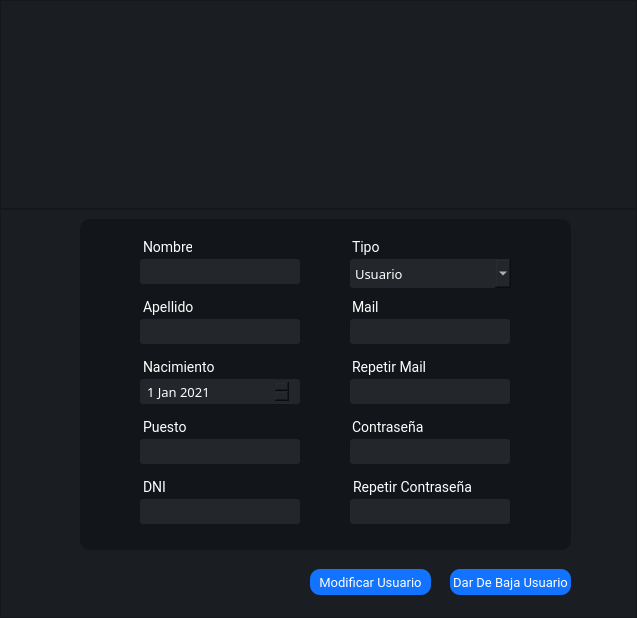
Old version of the form Interfaces/main/Ui/bm_user.ui in the repository juanignaciocansillieri/bullsoft.
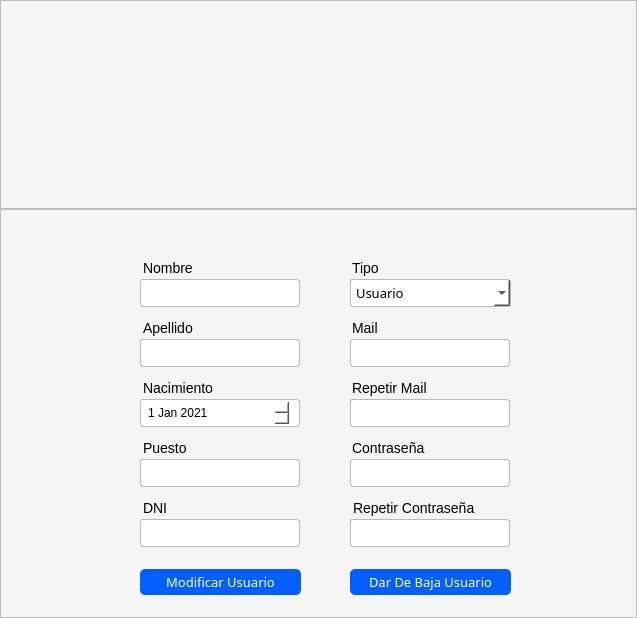
New version of the form. Icons and pictures are not drawn.

Diff of the .ui file:
```diff
--- a/Interfaces/main/Ui/bm_user.ui
+++ b/Interfaces/main/Ui/bm_user.ui
@@ -45,7 +45,7 @@
        </size>
       </property>
       <property name="styleSheet">
-       <string notr="true">background: #1a1e23;</string>
+       <string notr="true">background: #f5f5f5;</string>
       </property>
       <property name="frameShape">
        <enum>QFrame::StyledPanel</enum>
@@ -56,7 +56,7 @@
       <widget class="QLabel" name="label">
        <property name="geometry">
         <rect>
-         <x>190</x>
+         <x>220</x>
          <y>20</y>
          <width>221</width>
          <height>181</height>
@@ -89,7 +89,7 @@
        </size>
       </property>
       <property name="styleSheet">
-       <string notr="true">background: #1a1e23;
+       <string notr="true">background: #f5f5f5;
 </string>
       </property>
       <property name="frameShape">
@@ -98,36 +98,76 @@
       <property name="frameShadow">
        <enum>QFrame::Raised</enum>
       </property>
-      <widget class="QFrame" name="frame_3">
+      <widget class="QPushButton" name="modificarprod_btn">
        <property name="geometry">
         <rect>
-         <x>80</x>
-         <y>10</y>
-         <width>491</width>
-         <height>331</height>
+         <x>140</x>
+         <y>360</y>
+         <width>161</width>
+         <height>26</height>
         </rect>
        </property>
-       <property name="maximumSize">
-        <size>
-         <width>16777215</width>
-         <height>400</height>
-        </size>
+       <property name="font">
+        <font>
+         <family>Cairo</family>
+         <pointsize>10</pointsize>
+        </font>
        </property>
        <property name="styleSheet">
-        <string notr="true">background: #12151a;border-radius: 10px;
-</string>
+        <string notr="true">QPushButton{
+background-color: #055ffc;
+color:#fff;
+border-radius: 5px;
+text-align:center;
+}
+
+QPushButton:hover{
+
+}</string>
        </property>
-       <property name="frameShape">
-        <enum>QFrame::StyledPanel</enum>
+       <property name="text">
+        <string>Modificar Usuario</string>
        </property>
-       <property name="frameShadow">
-        <enum>QFrame::Raised</enum>
+      </widget>
+      <widget class="QPushButton" name="eliminarprod_btn">
+       <property name="geometry">
+        <rect>
+         <x>350</x>
+         <y>360</y>
+         <width>161</width>
+         <height>26</height>
+        </rect>
        </property>
-       <widget class="QLabel" name="label_mail">
+       <property name="font">
+        <font>
+         <family>Cairo</family>
+         <pointsize>10</pointsize>
+        </font>
+       </property>
+       <property name="cursor">
+        <cursorShape>PointingHandCursor</cursorShape>
+       </property>
+       <property name="styleSheet">
+        <string notr="true">QPushButton{
+background-color: #055ffc;
+color:#fff;
+border-radius: 5px;
+text-align:center;
+}
+
+QPushButton:hover{
+
+}</string>
+       </property>
+       <property name="text">
+        <string>Dar De Baja Usuario</string>
+       </property>
+      </widget>
+      <widget class="QLabel" name="label_rep_mail">
         <property name="geometry">
          <rect>
-          <x>259</x>
-          <y>70</y>
+         <x>339</x>
+         <y>160</y>
           <width>90</width>
           <height>27</height>
          </rect>
@@ -140,30 +180,27 @@
         </property>
         <property name="font">
          <font>
-          <family>Roboto</family>
           <pointsize>-1</pointsize>
          </font>
         </property>
         <property name="styleSheet">
-         <string notr="true">font-family: Roboto;
-font-size: 14px;
-color: #fff;
+        <string notr="true">font-size: 14px;
 margin-top:10px;
 margin-left:10px
 
 </string>
         </property>
         <property name="text">
-         <string>Mail</string>
+        <string>Repetir Mail</string>
         </property>
        </widget>
        <widget class="QLineEdit" name="apellido_input">
         <property name="geometry">
          <rect>
-          <x>50</x>
-          <y>100</y>
+         <x>130</x>
+         <y>130</y>
           <width>170</width>
-          <height>25</height>
+         <height>28</height>
          </rect>
         </property>
         <property name="minimumSize">
@@ -175,46 +212,170 @@
         <property name="maximumSize">
          <size>
           <width>16777215</width>
-          <height>25</height>
-         </size>
-        </property>
+         <height>28</height>
+        </size>
+       </property>
+       <property name="font">
+        <font>
+         <family>Cairo</family>
+         <pointsize>-1</pointsize>
+         <weight>50</weight>
+         <bold>false</bold>
+        </font>
+       </property>
         <property name="styleSheet">
          <string notr="true">QLineEdit{
-background-color: #23262b;
 border-radius: 3px;
 padding: 4 5px;
-color: #fff;
-font-family:Roboto;
-border: none;
 font-size:13px;
 font-weight: 400;
 margin-left: 10px;
 
+background-color: #fff;
+border: 1px solid #b8b9bd;
+
 }</string>
         </property>
         <property name="placeholderText">
          <string/>
         </property>
        </widget>
+      <widget class="QLineEdit" name="nombre_input_2">
+       <property name="geometry">
+        <rect>
+         <x>130</x>
+         <y>70</y>
+         <width>170</width>
+         <height>28</height>
+        </rect>
+       </property>
+       <property name="minimumSize">
+        <size>
+         <width>0</width>
+         <height>0</height>
+        </size>
+       </property>
+       <property name="maximumSize">
+        <size>
+         <width>16777215</width>
+         <height>31</height>
+        </size>
+       </property>
+       <property name="font">
+        <font>
+         <family>Cairo</family>
+         <pointsize>-1</pointsize>
+         <weight>50</weight>
+         <bold>false</bold>
+        </font>
+       </property>
+       <property name="styleSheet">
+        <string notr="true">QLineEdit{
+background-color: #fff;
+border-radius: 3px;
+padding: 4 5px;
+border: 1px solid #b8b9bd;
+font-size:13px;
+font-weight: 400;
+margin-left: 10px;
+
+}
+</string>
+       </property>
+       <property name="text">
+        <string/>
+       </property>
+       <property name="placeholderText">
+        <string/>
+       </property>
+      </widget>
+      <widget class="QComboBox" name="tipo_cb">
+       <property name="geometry">
+        <rect>
+         <x>340</x>
+         <y>70</y>
+         <width>171</width>
+         <height>28</height>
+        </rect>
+       </property>
+       <property name="sizePolicy">
+        <sizepolicy hsizetype="Preferred" vsizetype="Fixed">
+         <horstretch>0</horstretch>
+         <verstretch>0</verstretch>
+        </sizepolicy>
+       </property>
+       <property name="minimumSize">
+        <size>
+         <width>120</width>
+         <height>0</height>
+        </size>
+       </property>
+       <property name="font">
+        <font>
+         <family>Cairo</family>
+         <pointsize>-1</pointsize>
+        </font>
+       </property>
+       <property name="styleSheet">
+        <string notr="true">
+background-color: #fff;
+border: 1px solid #b8b9bd;
+border-radius: 3px;
+padding: 4 5px;
+font-size:13px;
+margin-left: 10px;
+</string>
+       </property>
+       <property name="currentText">
+        <string>Usuario</string>
+       </property>
+       <property name="currentIndex">
+        <number>0</number>
+       </property>
+       <property name="maxVisibleItems">
+        <number>2</number>
+       </property>
+       <property name="insertPolicy">
+        <enum>QComboBox::InsertAfterCurrent</enum>
+       </property>
+       <property name="duplicatesEnabled">
+        <bool>false</bool>
+       </property>
+       <property name="frame">
+        <bool>true</bool>
+       </property>
+       <item>
+        <property name="text">
+         <string>Usuario</string>
+        </property>
+       </item>
+       <item>
+        <property name="text">
+         <string>Administrador</string>
+        </property>
+       </item>
+       <item>
+        <property name="text">
+         <string/>
+        </property>
+       </item>
+      </widget>
        <widget class="QLabel" name="label_apellido">
         <property name="geometry">
          <rect>
-          <x>50</x>
-          <y>70</y>
+         <x>130</x>
+         <y>100</y>
           <width>67</width>
           <height>27</height>
          </rect>
         </property>
         <property name="font">
          <font>
-          <family>Roboto</family>
           <pointsize>-1</pointsize>
          </font>
         </property>
         <property name="styleSheet">
-         <string notr="true">font-family: Roboto;
-font-size: 14px;
-color: #fff;
+        <string notr="true">font-size: 14px;
 margin-top:10px;
 margin-left:10px
 
@@ -224,75 +385,13 @@
          <string>Apellido</string>
         </property>
        </widget>
-       <widget class="QLabel" name="label_tipo">
+      <widget class="QLineEdit" name="mail_input">
         <property name="geometry">
          <rect>
-          <x>259</x>
-          <y>10</y>
-          <width>90</width>
-          <height>27</height>
-         </rect>
-        </property>
-        <property name="maximumSize">
-         <size>
-          <width>90</width>
-          <height>16777215</height>
-         </size>
-        </property>
-        <property name="font">
-         <font>
-          <family>Roboto</family>
-          <pointsize>-1</pointsize>
-         </font>
-        </property>
-        <property name="styleSheet">
-         <string notr="true">font-family: Roboto;
-font-size: 14px;
-color: #fff;
-margin-top:10px;
-margin-left:10px
-
-</string>
-        </property>
-        <property name="text">
-         <string>Tipo</string>
-        </property>
-       </widget>
-       <widget class="QLabel" name="label_nombre">
-        <property name="geometry">
-         <rect>
-          <x>50</x>
-          <y>10</y>
-          <width>62</width>
-          <height>27</height>
-         </rect>
-        </property>
-        <property name="font">
-         <font>
-          <family>Roboto</family>
-          <pointsize>-1</pointsize>
-         </font>
-        </property>
-        <property name="styleSheet">
-         <string notr="true">font-family: Roboto;
-font-size: 14px;
-color: #fff;
-margin-top:10px;
-margin-left:10px
-
-</string>
-        </property>
-        <property name="text">
-         <string>Nombre</string>
-        </property>
-       </widget>
-       <widget class="QLineEdit" name="nombre_input_2">
-        <property name="geometry">
-         <rect>
-          <x>50</x>
-          <y>40</y>
+         <x>340</x>
+         <y>130</y>
           <width>170</width>
-          <height>25</height>
+         <height>28</height>
          </rect>
         </property>
         <property name="minimumSize">
@@ -304,36 +403,70 @@
         <property name="maximumSize">
          <size>
           <width>16777215</width>
-          <height>25</height>
-         </size>
-        </property>
+         <height>28</height>
+        </size>
+       </property>
+       <property name="font">
+        <font>
+         <family>Cairo</family>
+         <pointsize>-1</pointsize>
+         <weight>50</weight>
+         <bold>false</bold>
+        </font>
+       </property>
         <property name="styleSheet">
          <string notr="true">QLineEdit{
-background-color: #23262b;
 border-radius: 3px;
 padding: 4 5px;
-color: #fff;
-font-family:Roboto;
-border: none;
 font-size:13px;
 font-weight: 400;
 margin-left: 10px;
 
+background-color: #fff;
+border: 1px solid #b8b9bd;
 }
 </string>
         </property>
-        <property name="text">
-         <string/>
-        </property>
         <property name="placeholderText">
          <string/>
         </property>
        </widget>
+      <widget class="QLabel" name="label_mail">
+       <property name="geometry">
+        <rect>
+         <x>339</x>
+         <y>100</y>
+         <width>90</width>
+         <height>27</height>
+        </rect>
+       </property>
+       <property name="maximumSize">
+        <size>
+         <width>90</width>
+         <height>16777215</height>
+        </size>
+       </property>
+       <property name="font">
+        <font>
+         <pointsize>-1</pointsize>
+        </font>
+       </property>
+       <property name="styleSheet">
+        <string notr="true">font-size: 14px;
+margin-top:10px;
+margin-left:10px
+
+</string>
+       </property>
+       <property name="text">
+        <string>Mail</string>
+       </property>
+      </widget>
        <widget class="QLabel" name="label_password">
         <property name="geometry">
          <rect>
-          <x>259</x>
-          <y>190</y>
+         <x>339</x>
+         <y>220</y>
           <width>154</width>
           <height>27</height>
          </rect>
@@ -346,14 +479,12 @@
         </property>
         <property name="font">
          <font>
-          <family>Roboto</family>
           <pointsize>-1</pointsize>
          </font>
         </property>
         <property name="styleSheet">
-         <string notr="true">font-family: Roboto;
+        <string notr="true">
 font-size: 14px;
-color: #fff;
 margin-top:10px;
 margin-left:10px
 
@@ -363,25 +494,102 @@
          <string>Contraseña</string>
         </property>
        </widget>
+      <widget class="QLineEdit" name="dni_input">
+       <property name="geometry">
+        <rect>
+         <x>130</x>
+         <y>310</y>
+         <width>170</width>
+         <height>28</height>
+        </rect>
+       </property>
+       <property name="minimumSize">
+        <size>
+         <width>0</width>
+         <height>0</height>
+        </size>
+       </property>
+       <property name="maximumSize">
+        <size>
+         <width>16777215</width>
+         <height>28</height>
+        </size>
+       </property>
+       <property name="font">
+        <font>
+         <family>Cairo</family>
+         <pointsize>-1</pointsize>
+         <weight>50</weight>
+         <bold>false</bold>
+        </font>
+       </property>
+       <property name="styleSheet">
+        <string notr="true">QLineEdit{
+background-color: #23262b;
+border-radius: 3px;
+padding: 4 5px;
+border: none;
+font-size:13px;
+font-weight: 400;
+margin-left: 10px;
+
+background-color: #fff;
+border: 1px solid #b8b9bd;
+}
+</string>
+       </property>
+       <property name="placeholderText">
+        <string/>
+       </property>
+      </widget>
+      <widget class="QLabel" name="label_rep_password">
+       <property name="geometry">
+        <rect>
+         <x>340</x>
+         <y>280</y>
+         <width>158</width>
+         <height>27</height>
+        </rect>
+       </property>
+       <property name="maximumSize">
+        <size>
+         <width>500</width>
+         <height>16777215</height>
+        </size>
+       </property>
+       <property name="font">
+        <font>
+         <pointsize>-1</pointsize>
+        </font>
+       </property>
+       <property name="styleSheet">
+        <string notr="true">
+font-size: 14px;
+margin-top:10px;
+margin-left:10px
+
+</string>
+       </property>
+       <property name="text">
+        <string>Repetir Contraseña</string>
+       </property>
+      </widget>
        <widget class="QLabel" name="label_dni">
         <property name="geometry">
          <rect>
-          <x>50</x>
-          <y>250</y>
+         <x>130</x>
+         <y>280</y>
           <width>71</width>
           <height>27</height>
          </rect>
         </property>
         <property name="font">
          <font>
-          <family>Roboto</family>
           <pointsize>-1</pointsize>
          </font>
         </property>
         <property name="styleSheet">
-         <string notr="true">font-family: Roboto;
-font-size: 14px;
-color: #fff;
+        <string notr="true">font-size: 14px;
 margin-top:10px;
 margin-left:10px
 
@@ -391,39 +599,62 @@
          <string>DNI</string>
         </property>
        </widget>
-       <widget class="QLabel" name="label_nacimiento">
+      <widget class="QLineEdit" name="pass_input">
         <property name="geometry">
          <rect>
-          <x>50</x>
-          <y>130</y>
-          <width>91</width>
-          <height>27</height>
-         </rect>
-        </property>
+         <x>340</x>
+         <y>250</y>
+         <width>170</width>
+         <height>28</height>
+        </rect>
+       </property>
+       <property name="minimumSize">
+        <size>
+         <width>0</width>
+         <height>0</height>
+        </size>
+       </property>
+       <property name="maximumSize">
+        <size>
+         <width>16777215</width>
+         <height>28</height>
+        </size>
+       </property>
         <property name="font">
          <font>
-          <family>Roboto</family>
+         <family>Cairo</family>
           <pointsize>-1</pointsize>
+         <weight>50</weight>
+         <bold>false</bold>
          </font>
         </property>
         <property name="styleSheet">
-         <string notr="true">font-family: Roboto;
-font-size: 14px;
-color: #fff;
-margin-top:10px;
-margin-left:10px
+        <string notr="true">QLineEdit{
+background-color: #23262b;
+border-radius: 3px;
+padding: 4 5px;
+border: none;
+font-size:13px;
+font-weight: 400;
+margin-left: 10px;
 
+background-color: #fff;
+border: 1px solid #b8b9bd;
+}
 </string>
         </property>
-        <property name="text">
-         <string>Nacimiento</string>
-        </property>
-       </widget>
-       <widget class="QLabel" name="label_rep_mail">
+       <property name="echoMode">
+        <enum>QLineEdit::Password</enum>
+       </property>
+       <property name="placeholderText">
+        <string/>
+       </property>
+      </widget>
+      <widget class="QLabel" name="label_tipo">
         <property name="geometry">
          <rect>
-          <x>259</x>
-          <y>130</y>
+         <x>339</x>
+         <y>40</y>
           <width>90</width>
           <height>27</height>
          </rect>
@@ -436,30 +667,27 @@
         </property>
         <property name="font">
          <font>
-          <family>Roboto</family>
           <pointsize>-1</pointsize>
          </font>
         </property>
         <property name="styleSheet">
-         <string notr="true">font-family: Roboto;
-font-size: 14px;
-color: #fff;
+        <string notr="true">font-size: 14px;
 margin-top:10px;
 margin-left:10px
 
 </string>
         </property>
         <property name="text">
-         <string>Repetir Mail</string>
+        <string>Tipo</string>
         </property>
        </widget>
        <widget class="QLineEdit" name="puesto_input">
         <property name="geometry">
          <rect>
-          <x>50</x>
-          <y>220</y>
+         <x>130</x>
+         <y>250</y>
           <width>170</width>
-          <height>25</height>
+         <height>28</height>
          </rect>
         </property>
         <property name="minimumSize">
@@ -471,21 +699,29 @@
         <property name="maximumSize">
          <size>
           <width>16777215</width>
-          <height>25</height>
-         </size>
-        </property>
+         <height>28</height>
+        </size>
+       </property>
+       <property name="font">
+        <font>
+         <family>Cairo</family>
+         <pointsize>-1</pointsize>
+         <weight>50</weight>
+         <bold>false</bold>
+        </font>
+       </property>
         <property name="styleSheet">
          <string notr="true">QLineEdit{
 background-color: #23262b;
 border-radius: 3px;
 padding: 4 5px;
-color: #fff;
-font-family:Roboto;
 border: none;
 font-size:13px;
 font-weight: 400;
 margin-left: 10px;
 
+background-color: #fff;
+border: 1px solid #b8b9bd;
 }
 </string>
         </property>
@@ -493,25 +729,49 @@
          <string/>
         </property>
        </widget>
+      <widget class="QLabel" name="label_nombre">
+       <property name="geometry">
+        <rect>
+         <x>130</x>
+         <y>40</y>
+         <width>71</width>
+         <height>27</height>
+        </rect>
+       </property>
+       <property name="font">
+        <font>
+         <pointsize>-1</pointsize>
+        </font>
+       </property>
+       <property name="styleSheet">
+        <string notr="true">
+font-size: 14px;
+
+margin-top:10px;
+margin-left:10px
+
+</string>
+       </property>
+       <property name="text">
+        <string>Nombre</string>
+       </property>
+      </widget>
        <widget class="QLabel" name="label_puesto">
         <property name="geometry">
          <rect>
-          <x>50</x>
-          <y>190</y>
+         <x>130</x>
+         <y>220</y>
           <width>84</width>
           <height>27</height>
          </rect>
         </property>
         <property name="font">
          <font>
-          <family>Roboto</family>
           <pointsize>-1</pointsize>
          </font>
         </property>
         <property name="styleSheet">
-         <string notr="true">font-family: Roboto;
-font-size: 14px;
-color: #fff;
+        <string notr="true">font-size: 14px;
 margin-top:10px;
 margin-left:10px
 
@@ -524,22 +784,26 @@
        <widget class="QDateEdit" name="nacimiento_date">
         <property name="geometry">
          <rect>
-          <x>50</x>
-          <y>160</y>
+         <x>130</x>
+         <y>190</y>
           <width>170</width>
-          <height>25</height>
-         </rect>
-        </property>
+         <height>28</height>
+        </rect>
+       </property>
+       <property name="font">
+        <font>
+         <pointsize>-1</pointsize>
+        </font>
+       </property>
         <property name="styleSheet">
          <string notr="true">
-background-color: #23262b;
 border-radius: 3px;
 padding: 4 5px;
-color: #fff;
-font-family:Roboto lt;
-border: none;
-font-size:13px;
-margin-left: 10px;</string>
+font-size:12px;
+margin-left: 10px;
+
+background-color: #fff;
+border: 1px solid #b8b9bd;</string>
         </property>
         <property name="dateTime">
          <datetime>
@@ -552,210 +816,39 @@
          </datetime>
         </property>
        </widget>
-       <widget class="QLineEdit" name="dni_input">
+      <widget class="QLabel" name="label_nacimiento">
         <property name="geometry">
          <rect>
-          <x>50</x>
-          <y>280</y>
-          <width>170</width>
-          <height>25</height>
-         </rect>
-        </property>
-        <property name="minimumSize">
-         <size>
-          <width>0</width>
-          <height>0</height>
-         </size>
-        </property>
-        <property name="maximumSize">
-         <size>
-          <width>16777215</width>
-          <height>25</height>
-         </size>
-        </property>
-        <property name="styleSheet">
-         <string notr="true">QLineEdit{
-background-color: #23262b;
-border-radius: 3px;
-padding: 4 5px;
-color: #fff;
-font-family:Roboto;
-border: none;
-font-size:13px;
-font-weight: 400;
-margin-left: 10px;
-
-}
-</string>
-        </property>
-        <property name="placeholderText">
-         <string/>
-        </property>
-       </widget>
-       <widget class="QLineEdit" name="mail_input">
-        <property name="geometry">
-         <rect>
-          <x>260</x>
-          <y>100</y>
-          <width>170</width>
-          <height>25</height>
-         </rect>
-        </property>
-        <property name="minimumSize">
-         <size>
-          <width>0</width>
-          <height>0</height>
-         </size>
-        </property>
-        <property name="maximumSize">
-         <size>
-          <width>16777215</width>
-          <height>25</height>
-         </size>
-        </property>
-        <property name="styleSheet">
-         <string notr="true">QLineEdit{
-background-color: #23262b;
-border-radius: 3px;
-padding: 4 5px;
-color: #fff;
-font-family:Roboto;
-border: none;
-font-size:13px;
-font-weight: 400;
-margin-left: 10px;
-
-}
-</string>
-        </property>
-        <property name="placeholderText">
-         <string/>
-        </property>
-       </widget>
-       <widget class="QLineEdit" name="mail_rep_input">
-        <property name="geometry">
-         <rect>
-          <x>260</x>
+         <x>130</x>
           <y>160</y>
-          <width>170</width>
-          <height>25</height>
-         </rect>
-        </property>
-        <property name="minimumSize">
-         <size>
-          <width>0</width>
-          <height>0</height>
-         </size>
-        </property>
-        <property name="maximumSize">
-         <size>
-          <width>16777215</width>
-          <height>25</height>
-         </size>
-        </property>
-        <property name="styleSheet">
-         <string notr="true">QLineEdit{
-background-color: #23262b;
-border-radius: 3px;
-padding: 4 5px;
-color: #fff;
-font-family:Roboto;
-border: none;
-font-size:13px;
-font-weight: 400;
-margin-left: 10px;
-
-}
-</string>
-        </property>
-        <property name="placeholderText">
-         <string/>
-        </property>
-       </widget>
-       <widget class="QLabel" name="label_rep_password">
-        <property name="geometry">
-         <rect>
-          <x>260</x>
-          <y>250</y>
-          <width>158</width>
+         <width>91</width>
           <height>27</height>
          </rect>
         </property>
-        <property name="maximumSize">
-         <size>
-          <width>500</width>
-          <height>16777215</height>
-         </size>
-        </property>
         <property name="font">
          <font>
-          <family>Roboto</family>
           <pointsize>-1</pointsize>
          </font>
         </property>
         <property name="styleSheet">
-         <string notr="true">font-family: Roboto;
+        <string notr="true">
 font-size: 14px;
-color: #fff;
 margin-top:10px;
 margin-left:10px
 
 </string>
         </property>
         <property name="text">
-         <string>Repetir Contraseña</string>
-        </property>
-       </widget>
-       <widget class="QLineEdit" name="pass_input">
-        <property name="geometry">
-         <rect>
-          <x>260</x>
-          <y>220</y>
-          <width>170</width>
-          <height>25</height>
-         </rect>
-        </property>
-        <property name="minimumSize">
-         <size>
-          <width>0</width>
-          <height>0</height>
-         </size>
-        </property>
-        <property name="maximumSize">
-         <size>
-          <width>16777215</width>
-          <height>25</height>
-         </size>
-        </property>
-        <property name="styleSheet">
-         <string notr="true">QLineEdit{
-background-color: #23262b;
-border-radius: 3px;
-padding: 4 5px;
-color: #fff;
-font-family:Roboto;
-border: none;
-font-size:13px;
-font-weight: 400;
-margin-left: 10px;
-
-}
-</string>
-        </property>
-        <property name="echoMode">
-         <enum>QLineEdit::Password</enum>
-        </property>
-        <property name="placeholderText">
-         <string/>
+        <string>Nacimiento</string>
         </property>
        </widget>
        <widget class="QLineEdit" name="pass_rep_input">
         <property name="geometry">
          <rect>
-          <x>260</x>
-          <y>280</y>
+         <x>340</x>
+         <y>310</y>
           <width>170</width>
-          <height>25</height>
+         <height>28</height>
          </rect>
         </property>
         <property name="minimumSize">
@@ -767,21 +860,29 @@
         <property name="maximumSize">
          <size>
           <width>16777215</width>
-          <height>25</height>
-         </size>
-        </property>
+         <height>28</height>
+        </size>
+       </property>
+       <property name="font">
+        <font>
+         <family>Cairo</family>
+         <pointsize>-1</pointsize>
+         <weight>50</weight>
+         <bold>false</bold>
+        </font>
+       </property>
         <property name="styleSheet">
          <string notr="true">QLineEdit{
 background-color: #23262b;
 border-radius: 3px;
 padding: 4 5px;
-color: #fff;
-font-family:Roboto;
 border: none;
 font-size:13px;
 font-weight: 400;
 margin-left: 10px;
 
+background-color: #fff;
+border: 1px solid #b8b9bd;
 }
 </string>
         </property>
@@ -792,142 +893,50 @@
          <string/>
         </property>
        </widget>
-       <widget class="QComboBox" name="tipo_cb">
+      <widget class="QLineEdit" name="mail_rep_input">
         <property name="geometry">
          <rect>
-          <x>260</x>
-          <y>40</y>
-          <width>171</width>
-          <height>29</height>
-         </rect>
-        </property>
-        <property name="sizePolicy">
-         <sizepolicy hsizetype="Preferred" vsizetype="Fixed">
-          <horstretch>0</horstretch>
-          <verstretch>0</verstretch>
-         </sizepolicy>
-        </property>
+         <x>340</x>
+         <y>190</y>
+         <width>170</width>
+         <height>28</height>
+        </rect>
+       </property>
         <property name="minimumSize">
          <size>
-          <width>120</width>
+         <width>0</width>
           <height>0</height>
          </size>
         </property>
+       <property name="maximumSize">
+        <size>
+         <width>16777215</width>
+         <height>28</height>
+        </size>
+       </property>
+       <property name="font">
+        <font>
+         <family>Cairo</family>
+         <pointsize>-1</pointsize>
+         <weight>50</weight>
+         <bold>false</bold>
+        </font>
+       </property>
         <property name="styleSheet">
-         <string notr="true">
-background-color: #23262b;
+        <string notr="true">QLineEdit{
 border-radius: 3px;
 padding: 4 5px;
-color: #fff;
-font-family:Roboto lt;
-border: none;
 font-size:13px;
+font-weight: 400;
 margin-left: 10px;
+
+background-color: #fff;
+border: 1px solid #b8b9bd;
+}
 </string>
         </property>
-        <property name="currentText">
-         <string>Usuario</string>
-        </property>
-        <property name="currentIndex">
-         <number>0</number>
-        </property>
-        <property name="maxVisibleItems">
-         <number>2</number>
-        </property>
-        <property name="insertPolicy">
-         <enum>QComboBox::InsertAfterCurrent</enum>
-        </property>
-        <property name="duplicatesEnabled">
-         <bool>false</bool>
-        </property>
-        <property name="frame">
-         <bool>true</bool>
-        </property>
-        <item>
-         <property name="text">
-          <string>Usuario</string>
-         </property>
-        </item>
-        <item>
-         <property name="text">
-          <string>Administrador</string>
-         </property>
-        </item>
-        <item>
-         <property name="text">
+       <property name="placeholderText">
           <string/>
-         </property>
-        </item>
-       </widget>
-      </widget>
-      <widget class="QPushButton" name="modificarprod_btn">
-       <property name="geometry">
-        <rect>
-         <x>310</x>
-         <y>360</y>
-         <width>121</width>
-         <height>26</height>
-        </rect>
-       </property>
-       <property name="font">
-        <font>
-         <family>Roboto</family>
-         <pointsize>-1</pointsize>
-        </font>
-       </property>
-       <property name="cursor">
-        <cursorShape>PointingHandCursor</cursorShape>
-       </property>
-       <property name="styleSheet">
-        <string notr="true">QPushButton{
-background-color: #1173ff;
-color: #fff;
-border-radius:10px;
-font-family:Roboto;
-font-size: 13px
-
-}
-QPushButton:hover{
-background-color: #45a9f0;
-}</string>
-       </property>
-       <property name="text">
-        <string>Modificar Usuario</string>
-       </property>
-      </widget>
-      <widget class="QPushButton" name="eliminarprod_btn">
-       <property name="geometry">
-        <rect>
-         <x>450</x>
-         <y>360</y>
-         <width>121</width>
-         <height>26</height>
-        </rect>
-       </property>
-       <property name="font">
-        <font>
-         <family>Roboto</family>
-         <pointsize>-1</pointsize>
-        </font>
-       </property>
-       <property name="cursor">
-        <cursorShape>PointingHandCursor</cursorShape>
-       </property>
-       <property name="styleSheet">
-        <string notr="true">QPushButton{
-background-color: #1173ff;
-color: #fff;
-border-radius:10px;
-font-family:Roboto;
-font-size: 13px
-
-}
-QPushButton:hover{
-background-color: #45a9f0;
-}</string>
-       </property>
-       <property name="text">
-        <string>Dar De Baja Usuario</string>
        </property>
       </widget>
      </widget>
```
Left out of the diff: 5 changed lines with no effect on the pictures. Lines whose indentation alone changed are shown as unchanged.
